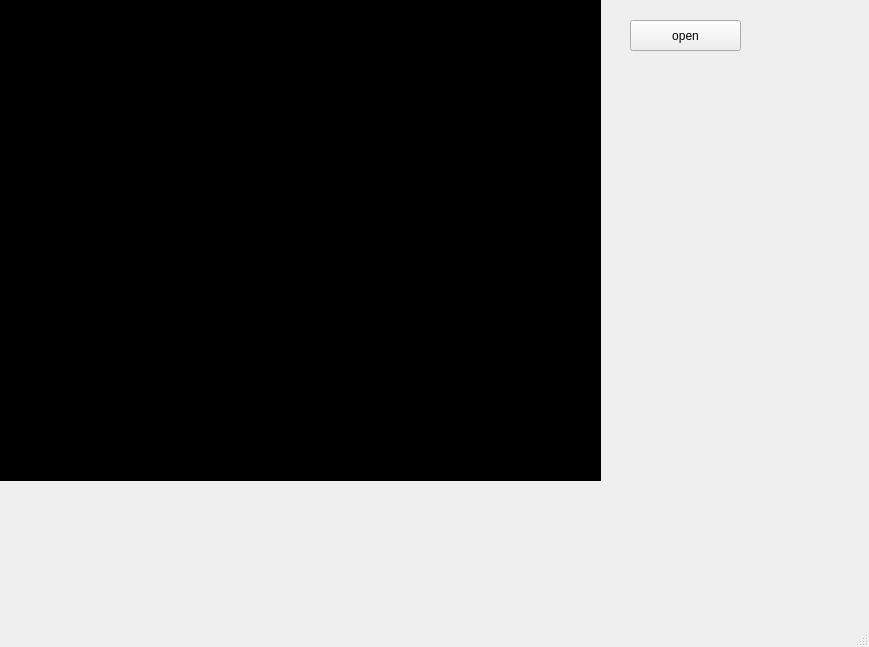
The window that mainwindow.ui (superbayes/videoCapture_qtAndOpencv) describes before a commit, drawn with Qt 5.
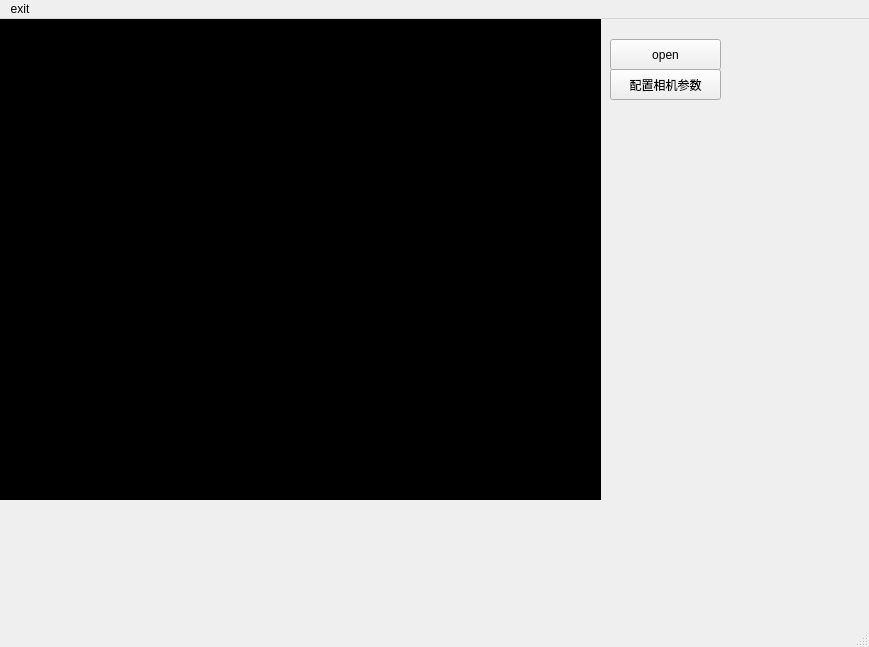
The same window after the commit.

```diff
--- a/mainwindow.ui
+++ b/mainwindow.ui
@@ -33,7 +33,7 @@
    <widget class="QPushButton" name="pushButton">
     <property name="geometry">
      <rect>
-      <x>630</x>
+      <x>610</x>
       <y>20</y>
       <width>111</width>
       <height>31</height>
@@ -43,6 +43,19 @@
      <string>open</string>
     </property>
    </widget>
+   <widget class="QPushButton" name="pB_configCamera">
+    <property name="geometry">
+     <rect>
+      <x>610</x>
+      <y>50</y>
+      <width>111</width>
+      <height>31</height>
+     </rect>
+    </property>
+    <property name="text">
+     <string>配置相机参数</string>
+    </property>
+   </widget>
   </widget>
   <widget class="QMenuBar" name="menubar">
    <property name="geometry">
@@ -53,6 +66,13 @@
      <height>23</height>
     </rect>
    </property>
+   <widget class="QMenu" name="menuexit">
+    <property name="title">
+     <string>exit</string>
+    </property>
+    <addaction name="actioncamera_config"/>
+   </widget>
+   <addaction name="menuexit"/>
   </widget>
   <widget class="QStatusBar" name="statusbar"/>
  </widget>
```
Left out of the diff: 7 changed lines with no effect on the pictures.
